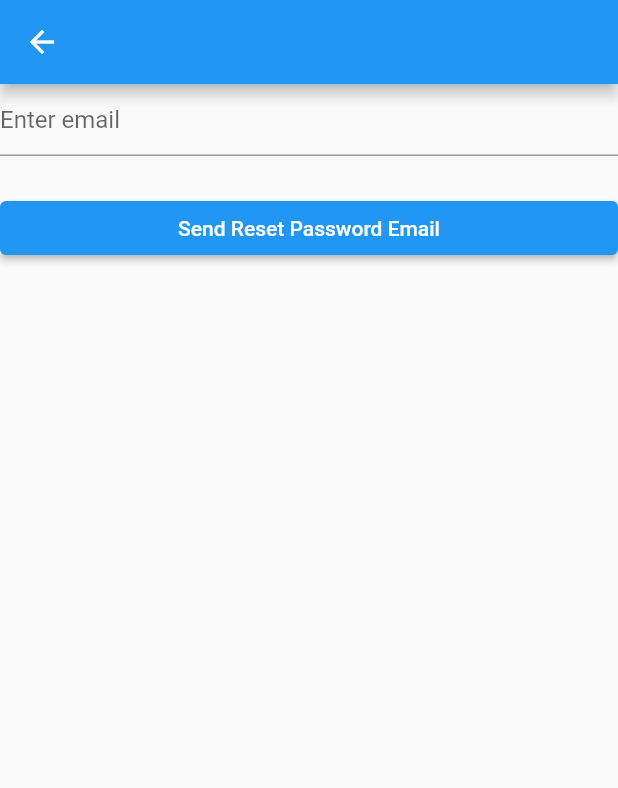
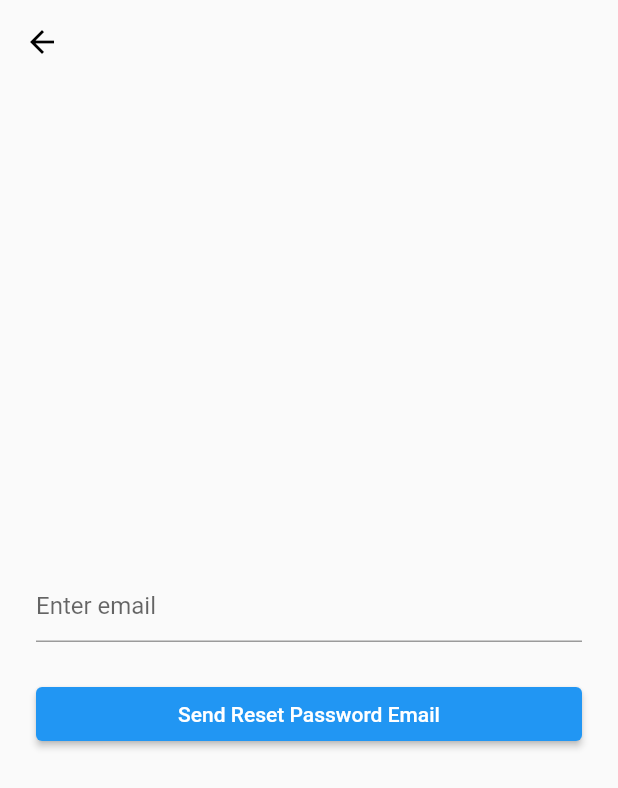
Before and after one commit to JakeSeo/flutter_practice, a Flutter app: the LoginScreen screen opened by its route, after a tap on "Forgot password?", on a phone screen of 412 x 824 dp. Shown: the top 788 px of the screen. Run offline on Flutter 3.47's test engine with Material 2 defaults, Android fonts, the phone set to English and light mode, and no system bars; our stand-ins replace firebase_core, go_router; accounts and stored records are empty; generated files the repository leaves out were written again.

Commit message:
[UPDATED] updated authentication related UI

```diff
--- /dev/null
+++ b/bloc_practice/lib/ui/common.dart
@@ -0,0 +1,3 @@
+class Common {
+  static const double defaultPadding = 24;
+}
--- a/bloc_practice/lib/ui/login/forgot_password_screen.dart
+++ b/bloc_practice/lib/ui/login/forgot_password_screen.dart
@@ -1,3 +1,4 @@
+import 'package:bloc_practice/ui/common.dart';
 import 'package:flutter/material.dart';
 import 'package:go_router/go_router.dart';
 
@@ -14,8 +15,16 @@ class ForgotPasswordScreen extends StatelessWidget {
   Widget build(BuildContext context) {
     return SafeArea(
       child: Scaffold(
-        appBar: AppBar(),
-        body: Column(
+        appBar: AppBar(
+          backgroundColor: Colors.transparent,
+          elevation: 0,
+          foregroundColor: Colors.black,
+        ),
+        body: Padding(
+          padding:
+              const EdgeInsets.symmetric(horizontal: Common.defaultPadding),
+          child: Column(
+            mainAxisAlignment: MainAxisAlignment.center,
             children: [
               const TextField(
                 decoration: InputDecoration(
@@ -37,6 +46,7 @@ class ForgotPasswordScreen extends StatelessWidget {
             ],
           ),
         ),
+      ),
     );
   }
 }
--- a/bloc_practice/lib/ui/login/login_screen.dart
+++ b/bloc_practice/lib/ui/login/login_screen.dart
@@ -1,3 +1,4 @@
+import 'package:bloc_practice/ui/common.dart';
 import 'package:flutter/material.dart';
 import 'package:go_router/go_router.dart';
 
@@ -23,7 +24,8 @@ class LoginScreen extends StatelessWidget {
           foregroundColor: Colors.black,
         ),
         body: Padding(
-          padding: const EdgeInsets.symmetric(horizontal: 24.0),
+          padding:
+              const EdgeInsets.symmetric(horizontal: Common.defaultPadding),
           child: Column(
             mainAxisAlignment: MainAxisAlignment.center,
             children: [
--- a/bloc_practice/lib/ui/login/signup_screen.dart
+++ b/bloc_practice/lib/ui/login/signup_screen.dart
@@ -1,3 +1,4 @@
+import 'package:bloc_practice/ui/common.dart';
 import 'package:flutter/material.dart';
 import 'package:go_router/go_router.dart';
 
@@ -19,7 +20,10 @@ class SignupScreen extends StatelessWidget {
           elevation: 0,
           foregroundColor: Colors.black,
         ),
-        body: Column(
+        body: Padding(
+          padding:
+              const EdgeInsets.symmetric(horizontal: Common.defaultPadding),
+          child: Column(
             mainAxisAlignment: MainAxisAlignment.center,
             children: [
               const TextField(
@@ -57,6 +61,7 @@ class SignupScreen extends StatelessWidget {
             ],
           ),
         ),
+      ),
     );
   }
 }
```
Lines whose indentation alone changed are shown as unchanged.
